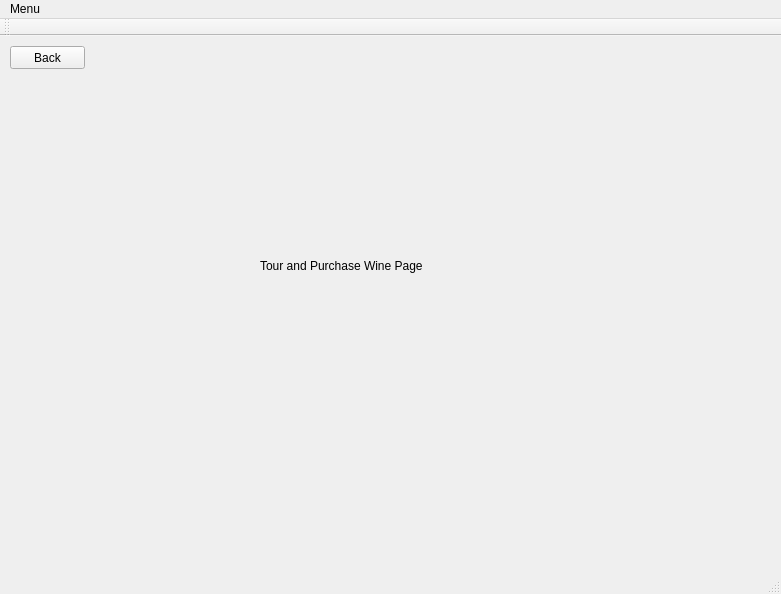
Above: WineryProject/mainwindow.ui from AustinVaday/CS1D-Class-Project-1 before the change. Below: the same form after it.
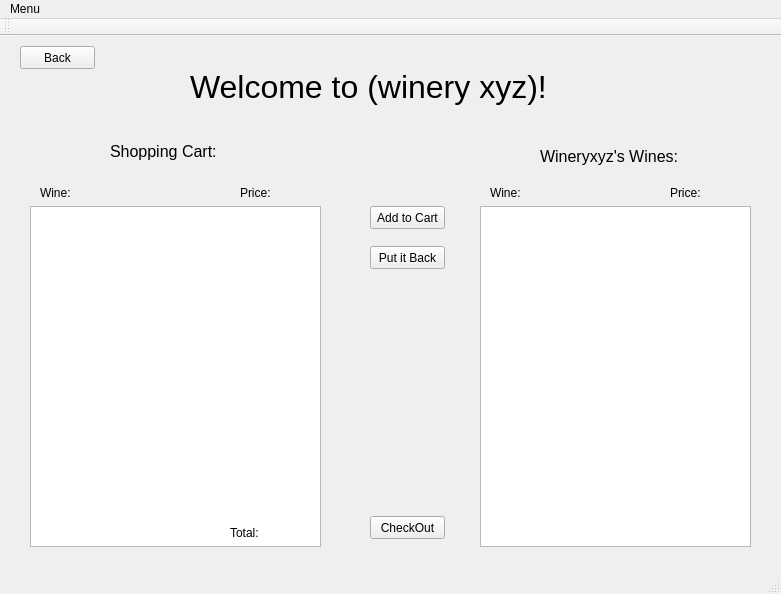
That is the form after the change. The open tabs and pages were chosen to show the change.

Diff of the .ui file:
```diff
--- a/WineryProject/mainwindow.ui
+++ b/WineryProject/mainwindow.ui
@@ -17,7 +17,7 @@
    <widget class="QStackedWidget" name="stackedWidget">
     <property name="geometry">
      <rect>
-      <x>0</x>
+      <x>10</x>
       <y>0</y>
       <width>781</width>
       <height>531</height>
@@ -170,14 +170,19 @@
      <widget class="QLabel" name="label_5">
       <property name="geometry">
        <rect>
-        <x>260</x>
-        <y>220</y>
-        <width>311</width>
-        <height>20</height>
+        <x>180</x>
+        <y>20</y>
+        <width>401</width>
+        <height>61</height>
        </rect>
       </property>
+      <property name="font">
+       <font>
+        <pointsize>24</pointsize>
+       </font>
+      </property>
       <property name="text">
-       <string>Tour and Purchase Wine Page</string>
+       <string>Welcome to (winery xyz)!</string>
       </property>
      </widget>
      <widget class="QPushButton" name="TourBack">
@@ -193,6 +198,166 @@
        <string>Back</string>
       </property>
      </widget>
+     <widget class="QListView" name="listView_3">
+      <property name="geometry">
+       <rect>
+        <x>470</x>
+        <y>170</y>
+        <width>271</width>
+        <height>341</height>
+       </rect>
+      </property>
+     </widget>
+     <widget class="QLabel" name="label_13">
+      <property name="geometry">
+       <rect>
+        <x>530</x>
+        <y>110</y>
+        <width>161</width>
+        <height>21</height>
+       </rect>
+      </property>
+      <property name="font">
+       <font>
+        <pointsize>12</pointsize>
+       </font>
+      </property>
+      <property name="text">
+       <string>Wineryxyz's Wines:</string>
+      </property>
+     </widget>
+     <widget class="QPushButton" name="pushButton_5">
+      <property name="geometry">
+       <rect>
+        <x>360</x>
+        <y>170</y>
+        <width>75</width>
+        <height>23</height>
+       </rect>
+      </property>
+      <property name="text">
+       <string>Add to Cart</string>
+      </property>
+     </widget>
+     <widget class="QPushButton" name="pushButton_6">
+      <property name="geometry">
+       <rect>
+        <x>360</x>
+        <y>210</y>
+        <width>75</width>
+        <height>23</height>
+       </rect>
+      </property>
+      <property name="text">
+       <string>Put it Back</string>
+      </property>
+     </widget>
+     <widget class="QPushButton" name="pushButton_7">
+      <property name="geometry">
+       <rect>
+        <x>360</x>
+        <y>480</y>
+        <width>75</width>
+        <height>23</height>
+       </rect>
+      </property>
+      <property name="text">
+       <string>CheckOut</string>
+      </property>
+     </widget>
+     <widget class="QLabel" name="label_14">
+      <property name="geometry">
+       <rect>
+        <x>480</x>
+        <y>150</y>
+        <width>47</width>
+        <height>13</height>
+       </rect>
+      </property>
+      <property name="text">
+       <string>Wine:</string>
+      </property>
+     </widget>
+     <widget class="QLabel" name="label_15">
+      <property name="geometry">
+       <rect>
+        <x>660</x>
+        <y>150</y>
+        <width>47</width>
+        <height>13</height>
+       </rect>
+      </property>
+      <property name="text">
+       <string>Price:</string>
+      </property>
+     </widget>
+     <widget class="QListView" name="listView_4">
+      <property name="geometry">
+       <rect>
+        <x>20</x>
+        <y>170</y>
+        <width>291</width>
+        <height>341</height>
+       </rect>
+      </property>
+     </widget>
+     <widget class="QLabel" name="label_17">
+      <property name="geometry">
+       <rect>
+        <x>100</x>
+        <y>100</y>
+        <width>111</width>
+        <height>31</height>
+       </rect>
+      </property>
+      <property name="font">
+       <font>
+        <pointsize>12</pointsize>
+       </font>
+      </property>
+      <property name="text">
+       <string>Shopping Cart:</string>
+      </property>
+     </widget>
+     <widget class="QLabel" name="label_18">
+      <property name="geometry">
+       <rect>
+        <x>30</x>
+        <y>150</y>
+        <width>47</width>
+        <height>13</height>
+       </rect>
+      </property>
+      <property name="text">
+       <string>Wine:</string>
+      </property>
+     </widget>
+     <widget class="QLabel" name="label_19">
+      <property name="geometry">
+       <rect>
+        <x>230</x>
+        <y>150</y>
+        <width>47</width>
+        <height>13</height>
+       </rect>
+      </property>
+      <property name="text">
+       <string>Price:</string>
+      </property>
+     </widget>
+     <widget class="QLabel" name="label_20">
+      <property name="geometry">
+       <rect>
+        <x>220</x>
+        <y>490</y>
+        <width>47</width>
+        <height>13</height>
+       </rect>
+      </property>
+      <property name="text">
+       <string>Total:</string>
+      </property>
+     </widget>
     </widget>
     <widget class="QWidget" name="page_admin_login">
      <widget class="QStackedWidget" name="stackedWidget_2">
```
Left out of the diff: 195 changed lines with no effect on the pictures.
